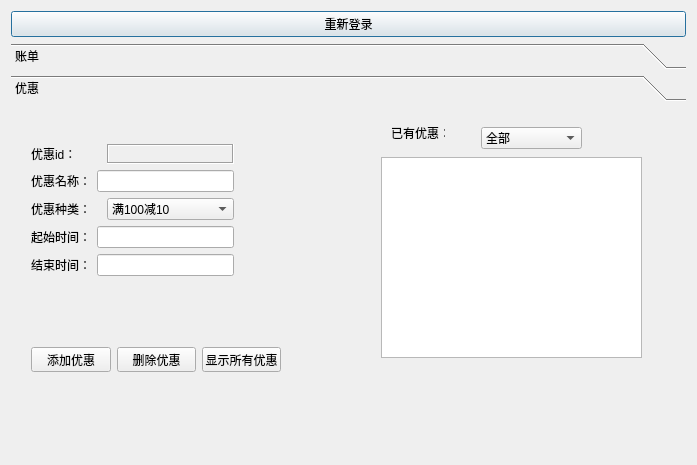
XMeleny/DB, file myboss.ui: the form before one commit.
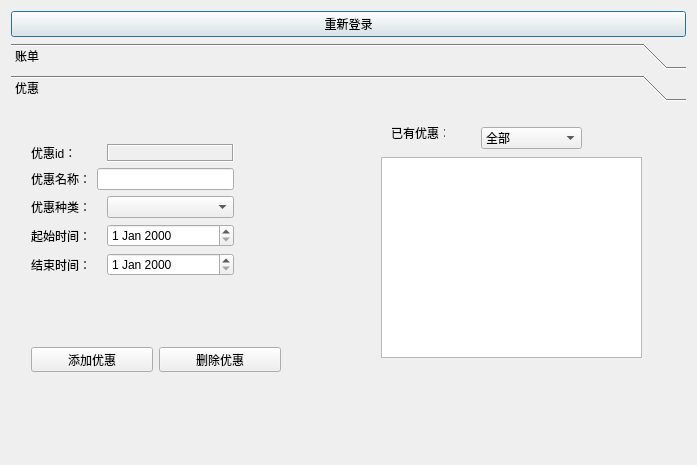
The form after the commit. The open tabs and pages were chosen to show the change.

```diff
--- a/myboss.ui
+++ b/myboss.ui
@@ -289,13 +289,6 @@
           </property>
          </widget>
         </item>
-        <item>
-         <widget class="QPushButton" name="pushButton">
-          <property name="text">
-           <string>显示所有优惠</string>
-          </property>
-         </widget>
-        </item>
        </layout>
       </widget>
       <widget class="QWidget" name="layoutWidget">
@@ -375,6 +368,11 @@
           </item>
           <item>
            <widget class="QComboBox" name="comboBox_4">
+            <item>
+             <property name="text">
+              <string/>
+             </property>
+            </item>
             <item>
              <property name="text">
               <string>满100减10</string>
@@ -425,7 +423,7 @@
            </widget>
           </item>
           <item>
-           <widget class="QLineEdit" name="start"/>
+           <widget class="QDateEdit" name="start"/>
           </item>
          </layout>
         </item>
@@ -445,7 +443,7 @@
            </widget>
           </item>
           <item>
-           <widget class="QLineEdit" name="end"/>
+           <widget class="QDateEdit" name="end"/>
           </item>
          </layout>
         </item>
```
